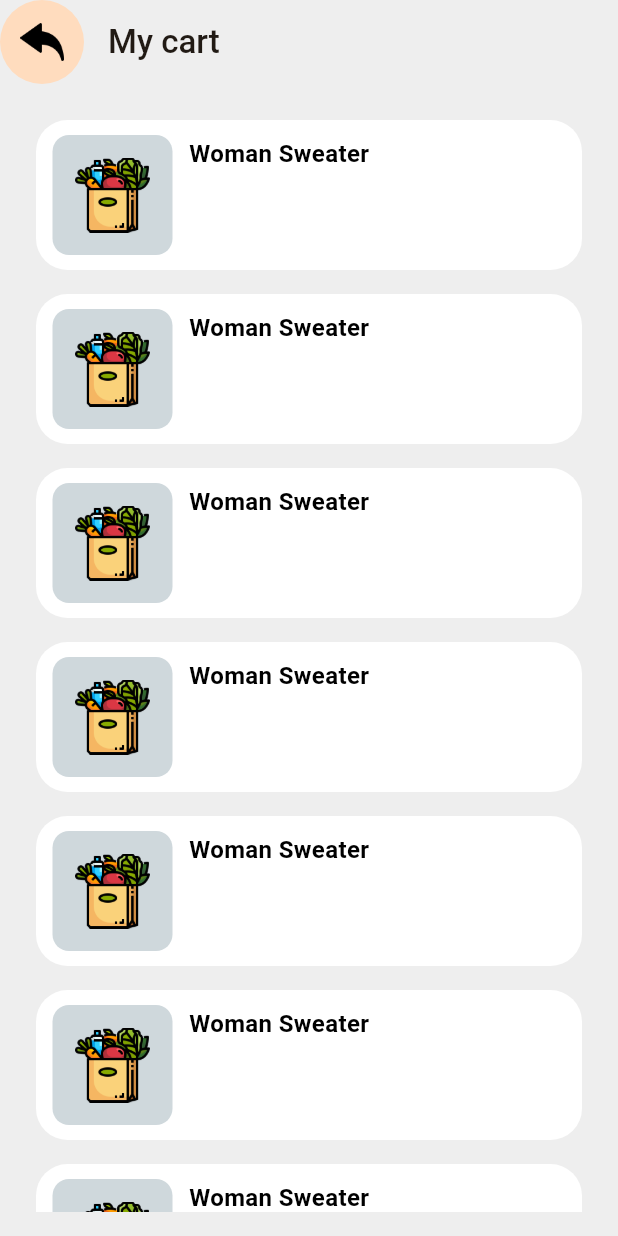
After one commit to devendra257/e-Commerce-App, a Flutter app: the CartListPage screen opened directly, on a phone screen of 412 x 824 dp. The commit adds this screen. Run offline on Flutter 3.47's test engine with Material 3 defaults, Android fonts, the phone set to English and light mode, and no system bars; our stand-ins replace carousel_slider, smooth_page_indicator, water_drop_nav_bar; network calls fail.

Commit message:
Same Change on Folders

```diff
--- a/lib/apis/api_url.dart
+++ b/lib/apis/api_url.dart
@@ -8,7 +8,7 @@ class Urls {
 
   static String productImageUrl = '';
   static String productThumImageUrl = '';
-  static String digitaProductImageUrl = '';
+  static String digitalProductImageUrl = '';
   static String brandImageUrl = '';
   static String bannerImageUrl = '';
   static String customerImageUrl = '';
--- a/lib/constants/colorConstant.dart
+++ b/lib/constants/colorConstant.dart
@@ -5,7 +5,9 @@ import 'package:flutter/material.dart';
 class ColorConstant {
   static Color pinkColor100 = Colors.pinkAccent.shade100;
   static Color greyColor200 = Colors.grey.shade200;
+  static Color greyColor300 = Colors.grey.shade300;
   static Color greyColor = Colors.grey;
+  static Color blurGreyColor100 = Colors.blueGrey.shade100;
   static Color orangeColorPrimary = const Color(0xffff660e);
   static Color orangeColor700OP = Colors.orange.withOpacity(0.6);
   static Color tranColorPrimary = Colors.transparent;
--- a/lib/main.dart
+++ b/lib/main.dart
@@ -1,5 +1,4 @@
 import 'dart:io';
-
 import 'package:e_comm/pages/splash_screen/splash_screen.dart';
 import 'package:flutter/material.dart';
 
--- /dev/null
+++ b/lib/pages/cart/cart_list.dart
@@ -0,0 +1,102 @@
+import 'package:e_comm/constants/colorConstant.dart';
+import 'package:e_comm/constants/iconConstant.dart';
+import 'package:e_comm/app_widgets/text_style.dart';
+import 'package:flutter/material.dart';
+
+class CartListPage extends StatefulWidget {
+  const CartListPage({super.key});
+
+  @override
+  State<CartListPage> createState() => _CartListPageState();
+}
+
+class _CartListPageState extends State<CartListPage> {
+  @override
+  Widget build(BuildContext context) {
+    var mWidth = MediaQuery.of(context).size.width;
+    return Scaffold(
+      backgroundColor: ColorConstant.greyColor200,
+      appBar: AppBar(
+        backgroundColor: ColorConstant.greyColor200,
+        leading: InkWell(
+          onTap: () => Navigator.pop(context),
+          child: CircleAvatar(
+            radius: mWidth * 0.06,
+            child: Image.asset(
+              IconConstant.backIcon,
+              width: mWidth * 0.07,
+            ),
+          ),
+        ),
+        title: const Text(
+          'My cart',
+          style: TextStyle(
+            fontWeight: FontWeight.w500,
+          ),
+        ),
+      ),
+      body: SafeArea(
+        child: Padding(
+          padding: const EdgeInsets.all(16.0),
+          child: Column(
+            children: [
+              Expanded(
+                child: ListView.builder(
+                  itemCount: 10,
+                  itemBuilder: (context, index) {
+                    return Padding(
+                      padding: const EdgeInsets.all(8.0),
+                      child: Container(
+                        width: 100,
+                        height: 100,
+                        decoration: BoxDecoration(
+                          color: ColorConstant.whiteColor,
+                          borderRadius: BorderRadius.circular(21),
+                        ),
+                        child: Padding(
+                          padding: const EdgeInsets.symmetric(horizontal: 11),
+                          child: Row(
+                            crossAxisAlignment: CrossAxisAlignment.center,
+                            mainAxisAlignment: MainAxisAlignment.start,
+                            children: [
+                              Container(
+                                width: 80,
+                                height: 80,
+                                decoration: BoxDecoration(
+                                  color: ColorConstant.blurGreyColor100,
+                                  borderRadius: BorderRadius.circular(11),
+                                ),
+                                child: Padding(
+                                  padding: const EdgeInsets.all(15.0),
+                                  child: Image.asset(
+                                    IconConstant.groceryIcon,
+                                  ),
+                                ),
+                              ),
+                              Padding(
+                                padding: const EdgeInsets.all(11.0),
+                                child: Column(
+                                  children: [
+                                    Text(
+                                      'Woman Sweater',
+                                      style: mTextStyle16(
+                                          mFontWeight: FontWeight.bold),
+                                    )
+                                  ],
+                                ),
+                              )
+                            ],
+                          ),
+                        ),
+                      ),
+                    );
+                  },
+                ),
+              )
+            ],
+          ),
+        ),
+      ),
+    );
+  }
+}
--- a/lib/pages/main_pages/home_page.dart
+++ b/lib/pages/home_page.dart
@@ -1,5 +1,5 @@
 import 'package:e_comm/constants/colorConstant.dart';
-import 'package:e_comm/pages/main_pages/cat_page/cat_page.dart';
+import 'package:e_comm/pages/cart/cat_page.dart';
 import 'package:flutter/material.dart';
 import 'package:water_drop_nav_bar/water_drop_nav_bar.dart';
 
--- a/lib/pages/splash_screen/splash_screen.dart
+++ b/lib/pages/splash_screen/splash_screen.dart
@@ -3,7 +3,7 @@ import 'package:e_comm/apis/api_url.dart';
 import 'package:e_comm/constants/colorConstant.dart';
 import 'package:e_comm/constants/imageConstant.dart';
 import 'package:e_comm/model/config_model.dart';
-import 'package:e_comm/pages/main_pages/home_page.dart';
+import 'package:e_comm/pages/home_page.dart';
 import 'package:flutter/material.dart';
 
 class SplashScreen extends StatefulWidget {
@@ -33,7 +33,7 @@ class _SplashScreenState extends State<SplashScreen>
     var baseUrl = configData!.baseUrls!;
     Urls.productImageUrl = baseUrl.productImageUrl!;
     Urls.productThumImageUrl = baseUrl.productThumbnailUrl!;
-    Urls.digitaProductImageUrl = baseUrl.digitalProductUrl!;
+    Urls.digitalProductImageUrl = baseUrl.digitalProductUrl!;
     Urls.brandImageUrl = baseUrl.brandImageUrl!;
     Urls.customerImageUrl = baseUrl.categoryImageUrl!;
     Urls.categoryImageUrl = baseUrl.categoryImageUrl!;
```
Also changed, not shown: lib/app_widgets/scffold_messanger.dart (added, +34 -0 lines), lib/pages/cart/cat_page.dart (renamed from lib/pages/main_pages/cat_page/cat_page.dart, +4 -4 lines), lib/pages/product_details/product_details.dart (renamed from lib/pages/main_pages/product_details/product_details.dart, +53 -9 lines), lib/app_widgets/spacing.dart (renamed from lib/my_widgets/spacing.dart), lib/app_widgets/text_field.dart (renamed from lib/my_widgets/text_field.dart), lib/app_widgets/text_style.dart (renamed from lib/my_widgets/text_style.dart).
